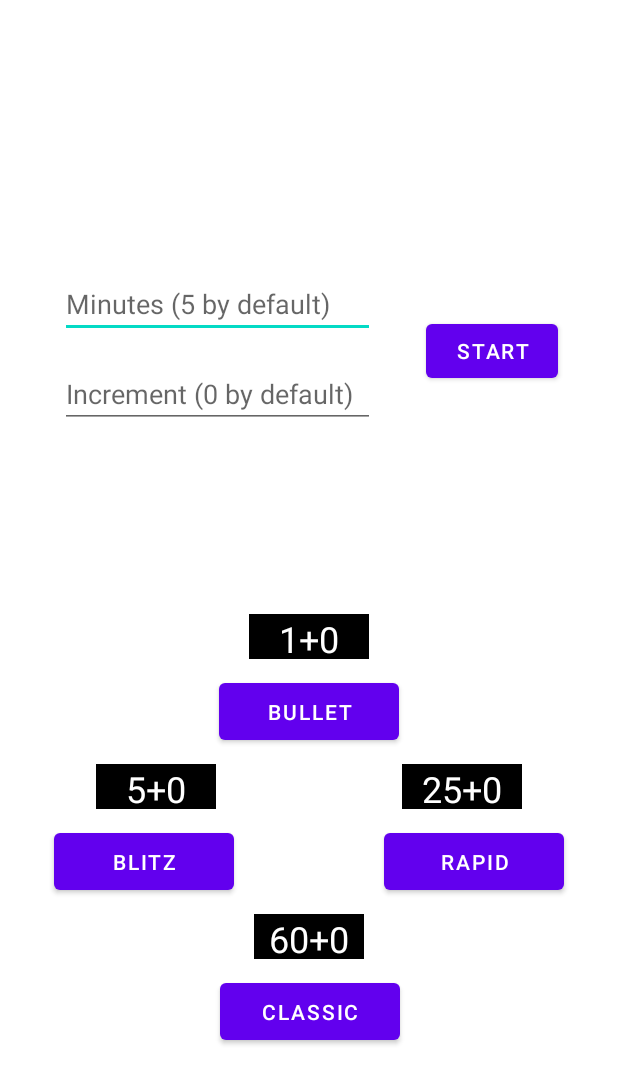
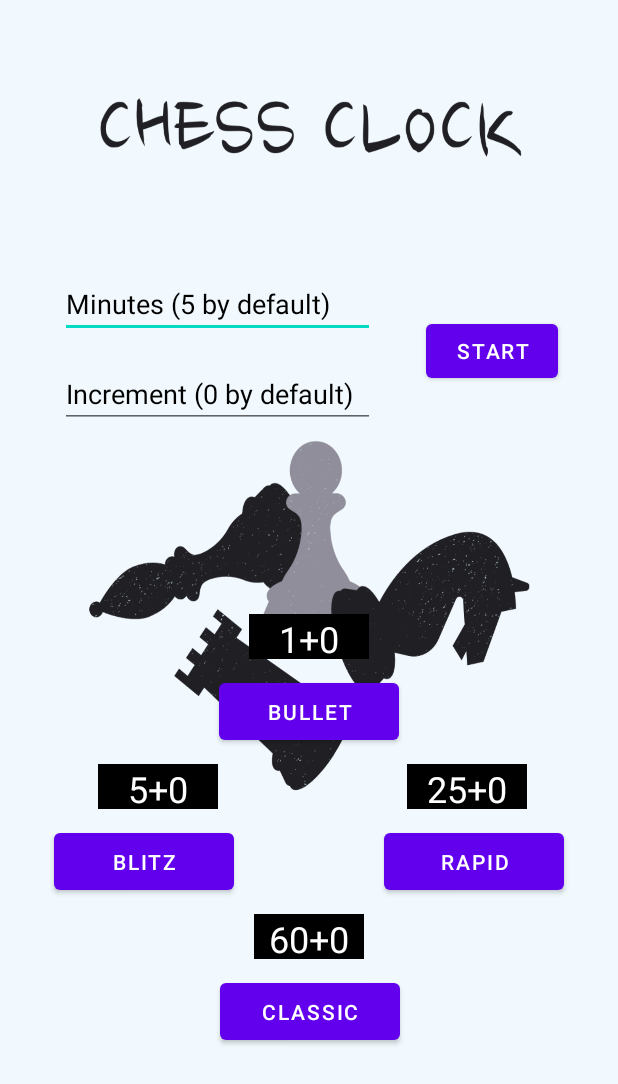
Before and after one commit to SaubhagyaSingh/ChessClock, an Android app: the screen it shows after launch (modes), on a phone screen of 412 x 824 dp. Shown: the top 1084 px of the screen. Run offline under Robolectric (Android 15) with nearby library versions, the phone set to English and light mode, and no system bars.

Commit message:
design completed all things working

```diff
--- a/app/src/main/res/layout/activity_clock.xml
+++ b/app/src/main/res/layout/activity_clock.xml
@@ -6,7 +6,7 @@
     android:layout_width="match_parent"
     android:layout_height="match_parent"
     android:elevation="0.5dp"
-    android:background="#F5F5F5"
+    android:background="#000000"
     android:id="@+id/constraintLayout">
 
     tools:context=".MainActivity"><![CDATA[
@@ -36,9 +36,11 @@
         android:textOff=""
         android:textOn=""
         android:textSize="50sp"
+
         app:layout_constraintBottom_toBottomOf="parent"
         app:layout_constraintEnd_toEndOf="parent"
         app:layout_constraintStart_toStartOf="parent" />
+
 
     <ToggleButton
         android:id="@+id/p1"
@@ -49,6 +51,7 @@
         android:textOff=""
         android:textOn=""
         android:textSize="50sp"
+
         app:layout_constraintEnd_toEndOf="parent"
         app:layout_constraintStart_toStartOf="parent"
         app:layout_constraintTop_toTopOf="parent" /><![CDATA[
--- a/app/src/main/res/layout/activity_modes.xml
+++ b/app/src/main/res/layout/activity_modes.xml
@@ -4,6 +4,7 @@
     xmlns:tools="http://schemas.android.com/tools"
     android:layout_width="match_parent"
     android:layout_height="match_parent"
+    android:background="@drawable/bg"
     tools:context=".modes">
 
     <TextView
@@ -63,12 +64,13 @@
         app:layout_constraintTop_toBottomOf="@+id/textView2" />
 
     <TextView
-        android:id="@+id/textView"
+        android:id="@+id/preset"
         android:layout_width="411dp"
         android:layout_height="37dp"
         android:layout_marginTop="420dp"
         android:layout_marginBottom="420dp"
         android:autoText="false"
+        android:alpha="0.5"
         android:background="#000000"
         android:inputType="text"
         android:text="Presets"
@@ -87,9 +89,12 @@
         android:layout_height="45dp"
         android:layout_marginStart="40dp"
         android:layout_marginTop="180dp"
+        android:textColorHint="#000000"
+        android:textColor="#000000"
+        android:maxLength="2"
+        android:inputType="number"
         android:ems="10"
         android:hint="Minutes (5 by default)"
-        android:inputType="textPersonName"
         app:layout_constraintStart_toStartOf="parent"
         app:layout_constraintTop_toTopOf="parent"
         tools:ignore="TouchTargetSizeCheck" />
@@ -101,8 +106,12 @@
         android:layout_marginStart="40dp"
         android:layout_marginTop="60dp"
         android:ems="10"
+        android:inputType="number"
+        android:textColorHint="#000000"
+        android:textColor="#000000"
+        android:maxLength="2"
+
         android:hint="Increment (0 by default)"
-        android:inputType="textPersonName"
         app:layout_constraintStart_toStartOf="parent"
         app:layout_constraintTop_toTopOf="@+id/time"
         tools:ignore="TouchTargetSizeCheck" />
@@ -142,7 +151,7 @@
         android:textSize="24sp"
         app:layout_constraintEnd_toEndOf="parent"
         app:layout_constraintStart_toStartOf="parent"
-        app:layout_constraintTop_toBottomOf="@+id/textView"
+        app:layout_constraintTop_toBottomOf="@+id/preset"
         tools:ignore="TouchTargetSizeCheck" />
 
     <TextView
@@ -151,7 +160,7 @@
         android:layout_height="30dp"
         android:layout_marginStart="60dp"
         android:layout_marginTop="10dp"
-        android:layout_marginEnd="60dp"
+        android:layout_marginEnd="55dp"
         android:autoText="false"
         android:background="#000000"
         android:inputType="text"
```
Also changed, not shown: 1 other file.
